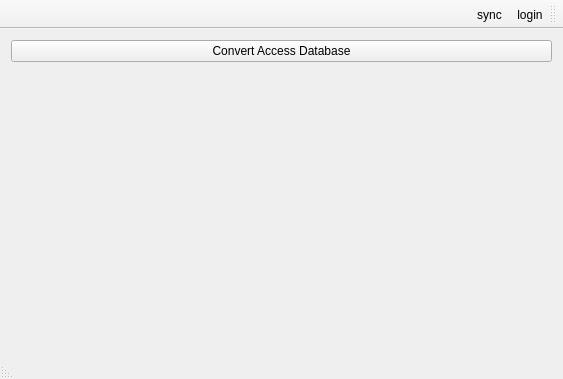
nournia/ketabkhaane, file Client/reghaabat/mainwindow.ui: the form before one commit.
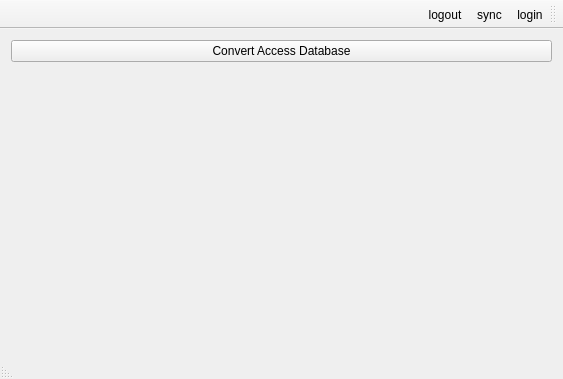
The form after the commit.

Commit message: completed login dialog

```diff
--- a/Client/reghaabat/mainwindow.ui
+++ b/Client/reghaabat/mainwindow.ui
@@ -56,6 +56,7 @@
    </attribute>
    <addaction name="actionLogin"/>
    <addaction name="actionSync"/>
+   <addaction name="actionLogout"/>
   </widget>
   <widget class="QStatusBar" name="statusBar"/>
   <action name="actionSync">
@@ -71,6 +72,11 @@
     <string>login</string>
    </property>
   </action>
+  <action name="actionLogout">
+   <property name="text">
+    <string>logout</string>
+   </property>
+  </action>
  </widget>
  <layoutdefault spacing="6" margin="11"/>
  <resources/>
```
Left out of the diff: 8 changed lines with no effect on the pictures. The commit also changes 5 other files.
